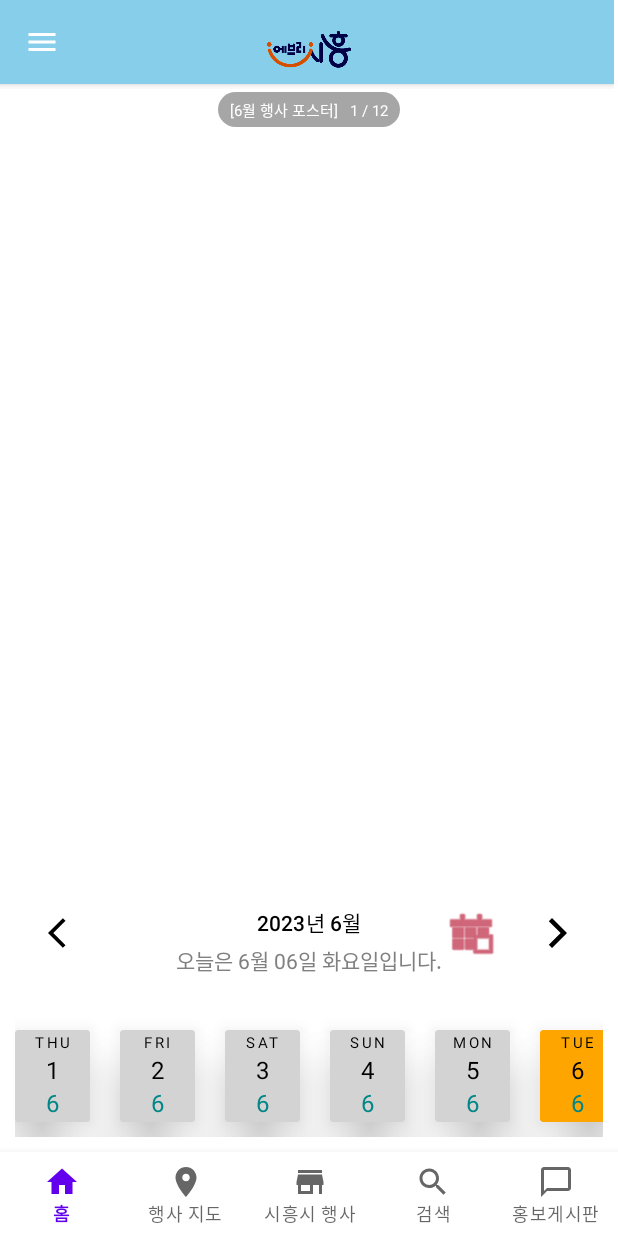
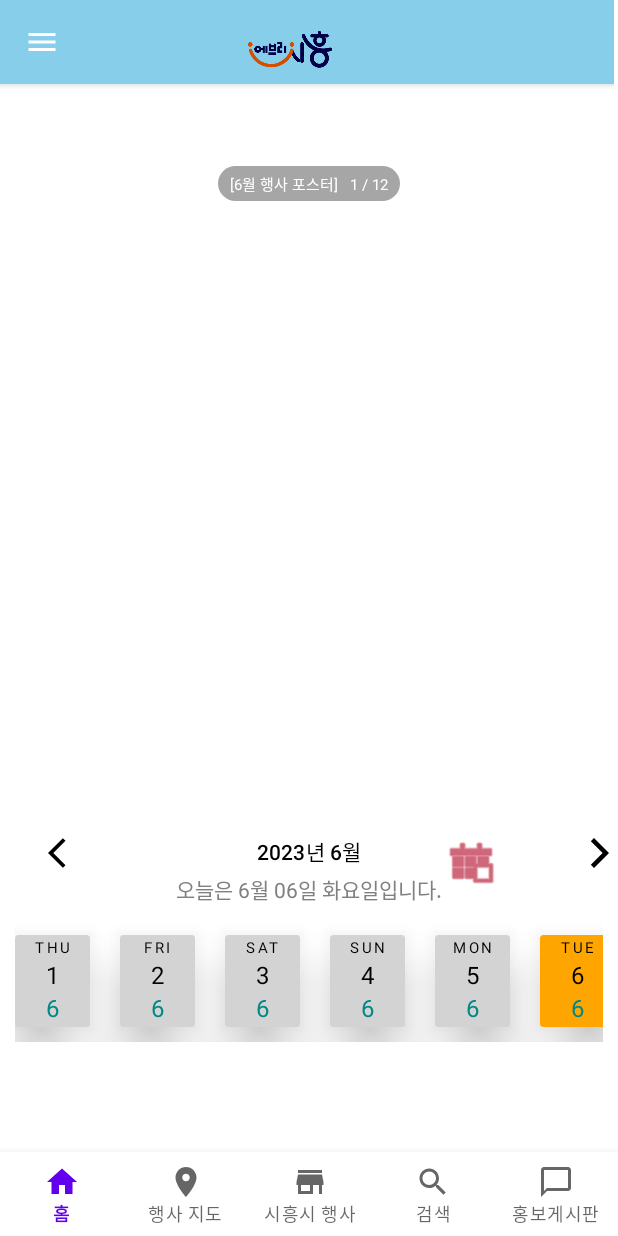
Before and after one commit to Sibritime/Backend, an Android app: the screen it shows after launch once a user with an empty profile is signed in (MainActivity), on a phone screen of 412 x 824 dp. Run offline under Robolectric (Android 15) with nearby library versions, the phone set to English and light mode, and no system bars; our stand-ins replace Firebase (no records; nobody signed in at launch, a user with empty details on screens opened directly), data binding; pictures from the network do not load; 2 statements that could not run were skipped.

Commit message:
refactoring activity_main.xml

```diff
--- a/app/src/main/res/layout/activity_main.xml
+++ b/app/src/main/res/layout/activity_main.xml
@@ -8,28 +8,44 @@
     tools:context=".MainActivity"
     android:fitsSystemWindows="true">
 
-    <androidx.constraintlayout.widget.ConstraintLayout
+    <RelativeLayout
         android:layout_width="match_parent"
         android:layout_height="match_parent"
-        android:background="#FFFFFF"
-        tools:context=".MainActivity">
+        android:background="#FFFFFF">
 
         <include
             android:id="@+id/include"
             layout="@layout/toolbar"
             android:layout_width="409dp"
-            android:layout_height="59dp"
-            app:layout_constraintStart_toStartOf="parent"
-            app:layout_constraintTop_toTopOf="parent" />
+            android:layout_height="59dp" />
 
         <ImageView
             android:id="@+id/ivLogo"
             android:layout_width="387dp"
             android:layout_height="61dp"
-            app:layout_constraintEnd_toEndOf="parent"
-            app:layout_constraintStart_toStartOf="parent"
-            app:layout_constraintTop_toTopOf="@+id/include"
-            app:srcCompat="@drawable/every_siheung" />
+            android:src="@drawable/every_siheung"/>
+
+        <com.google.android.material.bottomnavigation.BottomNavigationView
+            android:id="@+id/bottomNavigationView"
+            android:layout_width="match_parent"
+            android:layout_height="wrap_content"
+            app:labelVisibilityMode="labeled"
+            app:menu="@menu/footer_menu"
+            android:layout_alignParentBottom="true" />
+
+
+        <ScrollView
+            android:layout_width="match_parent"
+            android:layout_height="match_parent"
+            android:layout_below="@id/include"
+            android:layout_above="@id/bottomNavigationView">
+            <RelativeLayout
+                android:layout_width="match_parent"
+                android:layout_height="match_parent">
+                <androidx.constraintlayout.widget.ConstraintLayout
+                    android:id="@+id/posterViewpagerContainer"
+                    android:layout_width="match_parent"
+                    android:layout_height="wrap_content">
 
                     <androidx.viewpager2.widget.ViewPager2
                         android:id="@+id/posterViewpager"
@@ -39,14 +55,13 @@
                         android:layout_marginTop="88dp"
                         android:clipChildren="false"
                         android:clipToPadding="false"
-            app:layout_constraintStart_toStartOf="parent"
-            app:layout_constraintTop_toTopOf="@+id/include" />
+                        app:layout_constraintBottom_toBottomOf="parent"
+                        app:layout_constraintStart_toStartOf="parent" />
 
                     <LinearLayout
                         android:id="@+id/linear_layout_see_all"
                         android:layout_width="wrap_content"
                         android:layout_height="wrap_content"
-            android:layout_marginBottom="3dp"
                         android:background="@drawable/gray_ellipse"
                         android:orientation="horizontal"
                         android:paddingLeft="8dp"
@@ -56,26 +71,28 @@
                         app:layout_constraintBottom_toTopOf="@+id/posterViewpager"
                         app:layout_constraintEnd_toEndOf="parent"
                         app:layout_constraintStart_toStartOf="parent"
-            app:layout_constraintTop_toBottomOf="@+id/include"
+                        app:layout_constraintTop_toBottomOf="parent"
                         app:layout_constraintVertical_bias="0.857">
 
                         <TextView
                             android:id="@+id/textViewBanner"
                             android:layout_width="wrap_content"
                             android:layout_height="wrap_content"
-                android:text="1"
                             android:textColor="#FFFFFF"
                             android:textSize="10dp" />
                     </LinearLayout>
-
-
+                </androidx.constraintlayout.widget.ConstraintLayout>
+                <androidx.constraintlayout.widget.ConstraintLayout
+                    android:id="@+id/calendarContainer"
+                    android:layout_width="match_parent"
+                    android:layout_height="wrap_content"
+                    android:layout_below="@id/posterViewpagerContainer">
 
                     <TextView
                         android:id="@+id/tvDateMonth"
                         style="@style/TextAppearance.MaterialComponents.Subtitle2"
                         android:layout_width="wrap_content"
                         android:layout_height="wrap_content"
-            android:layout_marginTop="604dp"
                         android:textColor="#000000"
                         app:layout_constraintEnd_toEndOf="parent"
                         app:layout_constraintStart_toStartOf="parent"
@@ -87,7 +104,6 @@
                         android:layout_width="wrap_content"
                         android:layout_height="wrap_content"
                         android:layout_marginStart="32dp"
-            android:layout_marginTop="610dp"
                         android:contentDescription="@string/cd_previous"
                         android:src="@drawable/ic_previous"
                         app:layout_constraintStart_toStartOf="parent"
@@ -98,13 +114,11 @@
                         android:id="@+id/ivCalendarNext"
                         android:layout_width="wrap_content"
                         android:layout_height="wrap_content"
-            android:layout_marginTop="610dp"
-            android:layout_marginEnd="28dp"
                         android:contentDescription="@string/cd_next"
                         android:src="@drawable/ic_next"
-            app:tint="#000000"
                         app:layout_constraintEnd_toEndOf="parent"
-            app:layout_constraintTop_toTopOf="parent" />
+                        app:layout_constraintTop_toTopOf="parent"
+                        app:tint="#000000" />
 
                     <androidx.recyclerview.widget.RecyclerView
                         android:id="@+id/recyclerView"
@@ -114,11 +128,11 @@
                         android:layout_marginTop="4dp"
                         android:orientation="horizontal"
                         app:layoutManager="androidx.recyclerview.widget.LinearLayoutManager"
-            app:layout_constraintBottom_toTopOf="@+id/bottomNavigationView"
                         app:layout_constraintHorizontal_bias="0.526"
                         app:layout_constraintLeft_toLeftOf="parent"
                         app:layout_constraintRight_toRightOf="parent"
                         app:layout_constraintTop_toBottomOf="@id/textView"
+
                         app:layout_constraintVertical_bias="1.0" />
 
                     <ImageView
@@ -126,8 +140,7 @@
                         android:layout_width="41dp"
                         android:layout_height="36dp"
                         android:layout_marginStart="52dp"
-            android:layout_marginTop="604dp"
-            app:layout_constraintStart_toEndOf="@+id/tvDateMonth"
+                        app:layout_constraintStart_toEndOf="@id/tvDateMonth"
                         app:layout_constraintTop_toTopOf="parent"
                         app:srcCompat="@android:drawable/ic_menu_today"
                         app:tint="?attr/colorError" />
@@ -144,18 +157,11 @@
                         app:layout_constraintLeft_toLeftOf="parent"
                         app:layout_constraintRight_toRightOf="parent"
                         app:layout_constraintTop_toBottomOf="@id/tvDateMonth" />
+                </androidx.constraintlayout.widget.ConstraintLayout>
+            </RelativeLayout>
+        </ScrollView>
 
-
-        <com.google.android.material.bottomnavigation.BottomNavigationView
-            android:id="@+id/bottomNavigationView"
-            android:layout_width="match_parent"
-            android:layout_height="wrap_content"
-            app:labelVisibilityMode="labeled"
-            app:layout_constraintBottom_toBottomOf="parent"
-            app:layout_constraintStart_toStartOf="parent"
-            app:menu="@menu/footer_menu" />
-
-    </androidx.constraintlayout.widget.ConstraintLayout>
+    </RelativeLayout>
 
     <com.google.android.material.navigation.NavigationView
         android:id="@+id/nav_view"
--- a/app/src/main/res/menu/footer_menu.xml
+++ b/app/src/main/res/menu/footer_menu.xml
@@ -1,11 +1,11 @@
 <?xml version="1.0" encoding="utf-8"?>
 <menu xmlns:android="http://schemas.android.com/apk/res/android"
-    xmlns:app="http://schemas.android.com/apk/res-auto">
+    xmlns:app="http://schemas.android.com/apk/res-auto" >
     <item android:id="@+id/home"
         android:enabled="true"
         android:title="홈"
         app:showAsAction="always"
-        android:icon="@drawable/ic_baseline_home_24"/>
+        android:icon="@drawable/ic_baseline_home_24" />
     <item android:id="@+id/map"
         android:enabled="true"
         android:title="행사 지도"
```
Lines whose indentation alone changed are shown as unchanged.
